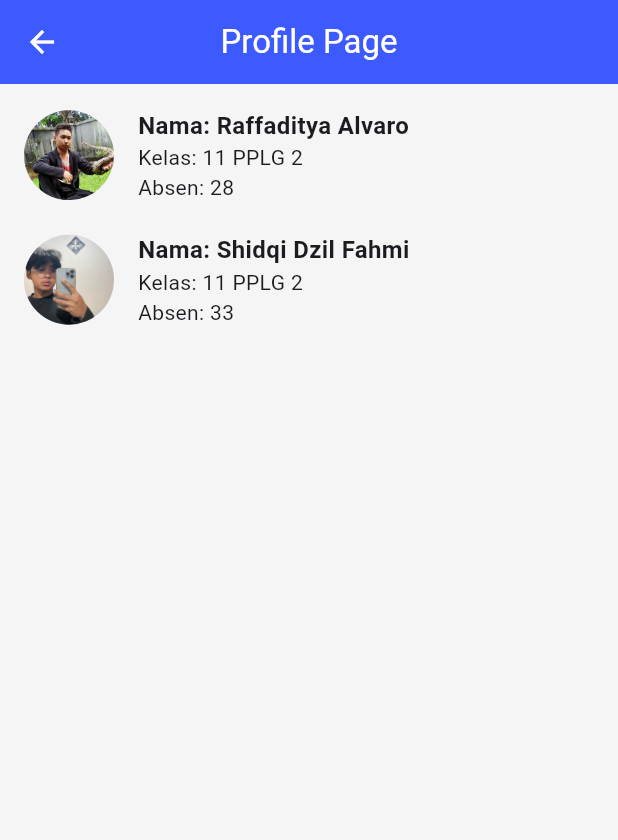
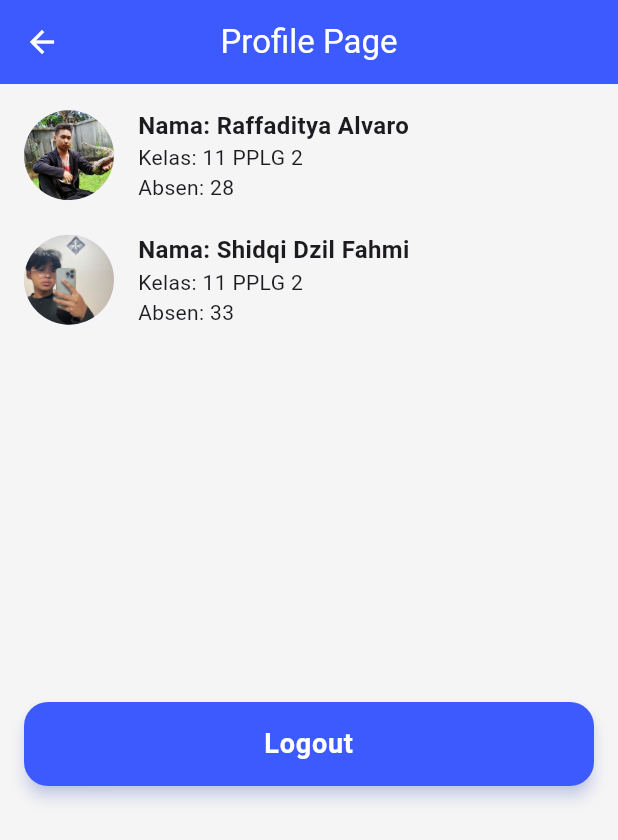
Before and after one commit to fahmilavender/ulangan_flutter, a Flutter app: the ProfilePage screen opened by its route, on a phone screen of 412 x 824 dp. Shown: the top 840 px of the screen. Run offline on Flutter 3.47's test engine with Material 3 defaults, Android fonts, the phone set to English and light mode, and no system bars; our stand-ins replace get, shared_preferences; accounts and stored records are empty.

Commit message:
Add Logout feature

```diff
--- /dev/null
+++ b/lib/bindings/logout_binding.dart
@@ -0,0 +1,11 @@
+import 'package:get/get.dart';
+import 'package:ulangan_flutter/controllers/logout_controller.dart';
+
+class LogoutBinding extends Bindings{
+  @override
+  void dependencies() {
+    // TODO: implement dependencies
+    Get.put(LogoutController());
+  }
+
+}
--- /dev/null
+++ b/lib/controllers/logout_controller.dart
@@ -0,0 +1,11 @@
+import 'package:get/get.dart';
+import 'package:shared_preferences/shared_preferences.dart';
+import 'package:ulangan_flutter/routes/routes.dart';
+
+class LogoutController extends GetxController{
+  void logout() async {
+    final prefs = await SharedPreferences.getInstance();
+    await prefs.remove("username");
+    Get.offAllNamed(AppRoutes.splashPage);
+  }
+}
--- a/lib/controllers/splashscreen_controller.dart
+++ b/lib/controllers/splashscreen_controller.dart
@@ -7,6 +7,7 @@ class SplashscreenController extends GetxController{
     @override
   void onInit() {
     super.onInit();
+    checkLogin();
   }
 
   checkLogin()async{
--- a/lib/main.dart
+++ b/lib/main.dart
@@ -1,13 +1,18 @@
 import 'package:flutter/material.dart';
 import 'package:get/get.dart';
 import 'package:ulangan_flutter/bindings/auth_binding.dart';
+import 'package:ulangan_flutter/bindings/logout_binding.dart';
 import 'package:ulangan_flutter/routes/pages.dart';
 import 'package:intl/date_symbol_data_local.dart';
 import 'package:ulangan_flutter/routes/routes.dart';
+import 'package:ulangan_flutter/controllers/logout_controller.dart';
 
 void main() async {
   WidgetsFlutterBinding.ensureInitialized();
   await initializeDateFormatting('id_ID', null);
+
+  Get.put(LogoutController());
+
   runApp(const MyApp());
 }
 
@@ -17,6 +22,7 @@ class MyApp extends StatelessWidget {
   @override
   Widget build(BuildContext context) {
     return GetMaterialApp(
+      debugShowCheckedModeBanner: false,
       title: 'Flutter Demo',
       initialBinding: AuthBinding(),
       theme: ThemeData(
--- a/lib/pages/profile_page.dart
+++ b/lib/pages/profile_page.dart
@@ -1,8 +1,13 @@
 import 'package:flutter/material.dart';
+import 'package:get/get.dart';
+import 'package:ulangan_flutter/components/custom_button.dart';
 import 'package:ulangan_flutter/components/customcolors.dart';
+import 'package:ulangan_flutter/controllers/logout_controller.dart';
 
 class ProfilePage extends StatelessWidget {
-  const ProfilePage({super.key});
+  ProfilePage({super.key});
+
+  final controller = Get.find<LogoutController>();
 
   @override
   Widget build(BuildContext context) {
@@ -14,11 +19,11 @@ class ProfilePage extends StatelessWidget {
         foregroundColor: Customcolors.white,
         centerTitle: true,
       ),
-      body: const Padding(
-        padding: EdgeInsets.all(16),
+      body: Padding(
+        padding: const EdgeInsets.all(16),
         child: Column(
           children: [
-            Row(
+            const Row(
               children: [
                 CircleAvatar(
                   radius: 30,
@@ -31,7 +36,10 @@ class ProfilePage extends StatelessWidget {
                     children: [
                       Text(
                         "Nama: Raffaditya Alvaro",
-                        style: TextStyle(fontSize: 16, fontWeight: FontWeight.bold),
+                        style: TextStyle(
+                          fontSize: 16,
+                          fontWeight: FontWeight.bold,
+                        ),
                       ),
                       Text("Kelas: 11 PPLG 2"),
                       Text("Absen: 28"),
@@ -40,12 +48,14 @@ class ProfilePage extends StatelessWidget {
                 ),
               ],
             ),
-            Padding(padding: EdgeInsets.only(top: 20)),
-            Row(
+            const Padding(padding: EdgeInsets.only(top: 20)),
+            const Row(
               children: [
                 CircleAvatar(
                   radius: 30,
-                  backgroundImage: AssetImage("assets/images/fahmi.jpg"),//tar ganti
+                  backgroundImage: AssetImage(
+                    "assets/images/fahmi.jpg",
+                  ), //tar ganti
                 ),
                 Padding(
                   padding: EdgeInsets.only(left: 16),
@@ -54,7 +64,10 @@ class ProfilePage extends StatelessWidget {
                     children: [
                       Text(
                         "Nama: Shidqi Dzil Fahmi",
-                        style: TextStyle(fontSize: 16, fontWeight: FontWeight.bold),
+                        style: TextStyle(
+                          fontSize: 16,
+                          fontWeight: FontWeight.bold,
+                        ),
                       ),
                       Text("Kelas: 11 PPLG 2"),
                       Text("Absen: 33"),
@@ -63,6 +76,18 @@ class ProfilePage extends StatelessWidget {
                 ),
               ],
             ),
+
+            Padding(
+              padding: const EdgeInsets.only(top: 250),
+              child: CustomButton(
+                myText: "Logout",
+                myTextColor: Customcolors.white,
+                backgroundColor: Customcolors.bluewidget,
+                onPressed: () {
+                  controller.logout();
+                },
+              ),
+            ),
           ],
         ),
       ),
--- a/lib/routes/pages.dart
+++ b/lib/routes/pages.dart
@@ -1,6 +1,7 @@
 import 'package:get/get_navigation/src/routes/get_route.dart';
 import 'package:ulangan_flutter/bindings/add_todo_binding.dart';
 import 'package:ulangan_flutter/bindings/auth_binding.dart';
+import 'package:ulangan_flutter/bindings/logout_binding.dart';
 import 'package:ulangan_flutter/bindings/splash_binding.dart';
 import 'package:ulangan_flutter/pages/add_todo_page.dart';
 import 'package:ulangan_flutter/pages/dashboard_page.dart';
@@ -40,6 +41,7 @@ class AppPages {
     GetPage(
       name: AppRoutes.profilePage,
       page: () => ProfilePage(),
+      binding: LogoutBinding(),
     ),
     GetPage(
       name: AppRoutes.splashPage,
```
